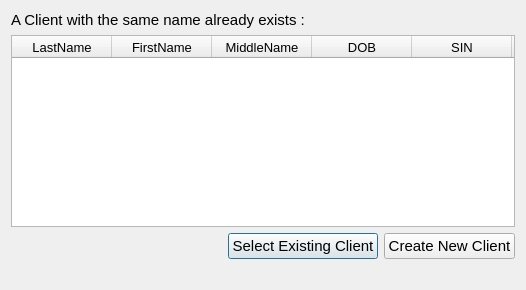
First picture: the form in ArcApp/duplicateclients.ui, repository Arc-Project/Arc, before the edit.
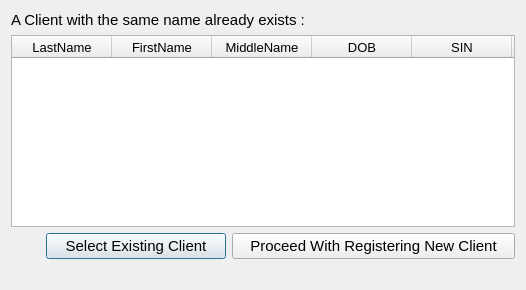
Second picture: the form after the edit.

Commit message: improved unique client check during registration

```diff
--- a/ArcApp/duplicateclients.ui
+++ b/ArcApp/duplicateclients.ui
@@ -160,7 +160,7 @@
       <widget class="QPushButton" name="pushButton_cl_warning_Select">
        <property name="minimumSize">
         <size>
-         <width>100</width>
+         <width>180</width>
          <height>0</height>
         </size>
        </property>
@@ -178,7 +178,7 @@
       <widget class="QPushButton" name="pushButton_cl_warning_ignore">
        <property name="minimumSize">
         <size>
-         <width>100</width>
+         <width>283</width>
          <height>0</height>
         </size>
        </property>
@@ -188,7 +188,7 @@
         </font>
        </property>
        <property name="text">
-        <string>Create New Client</string>
+        <string>Proceed With Registering New Client</string>
        </property>
       </widget>
      </item>
```
The commit also changes 2 other files.
